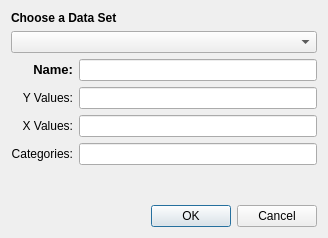
Before: the Qt Designer form plugins/chartshape/dialogs/CellRegionDialog.ui in KDE/calligra, drawn with Qt 5.
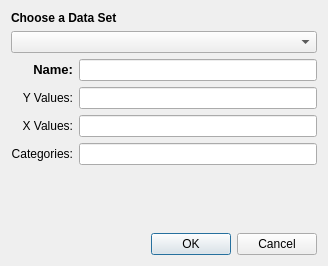
After: the same form once the commit is applied.

```diff
--- a/plugins/chartshape/dialogs/CellRegionDialog.ui
+++ b/plugins/chartshape/dialogs/CellRegionDialog.ui
@@ -1,12 +1,12 @@
 <ui version="4.0" >
  <class>CellRegionDialog</class>
- <widget class="QDialog" name="CellRegionDialog" >
-  <property name="geometry" >
+ <widget class="QDialog" name="CellRegionDialog">
+  <property name="geometry">
    <rect>
     <x>0</x>
     <y>0</y>
     <width>328</width>
-    <height>238</height>
+    <height>266</height>
    </rect>
   </property>
   <property name="windowTitle" >
```
Left out of the diff: 99 changed lines with no effect on the pictures.
